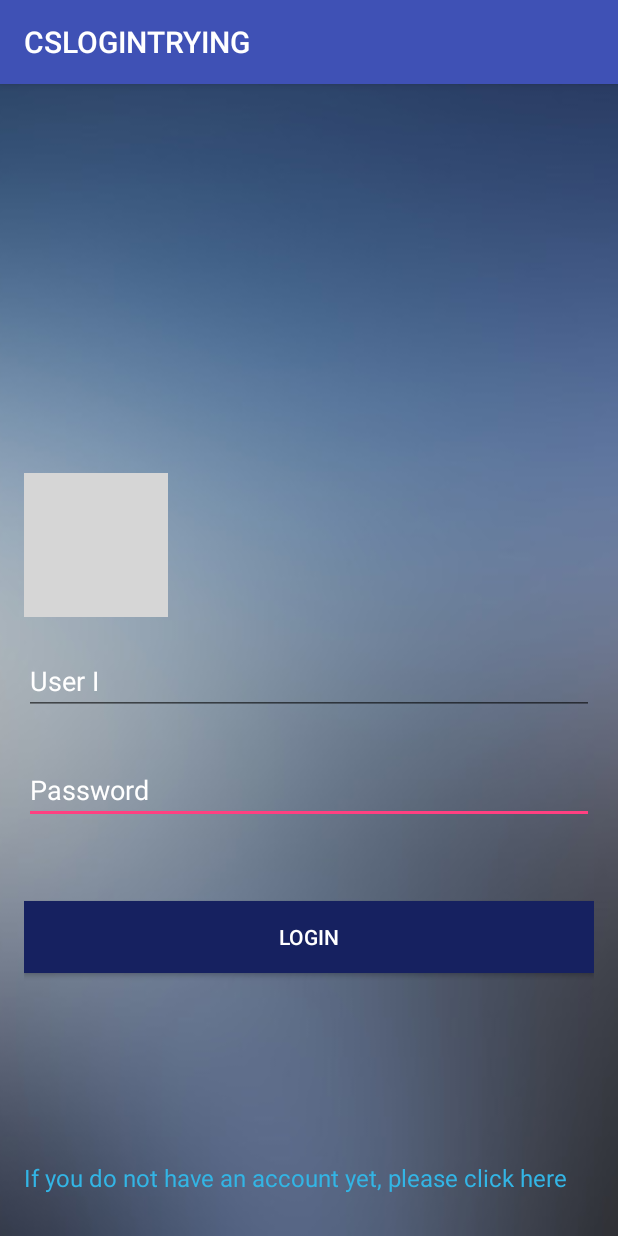
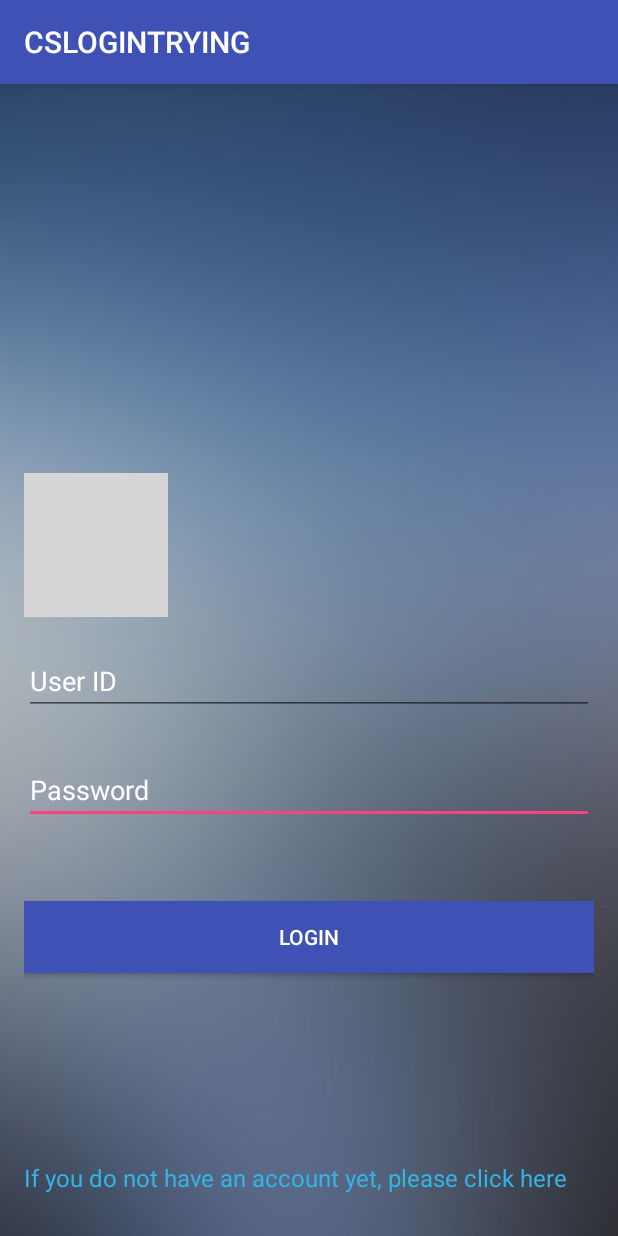
Before and after one commit to liutavaras/CSsecond, an Android app: the screen it shows after launch (LoginPage), on a phone screen of 412 x 824 dp. Run offline under Robolectric (Android 15) with nearby library versions, the phone set to English and light mode, and no system bars; grey boxes are pictures that could not be loaded.

Commit message:
Just testing

```diff
--- a/app/src/main/res/layout/activity_login_page.xml
+++ b/app/src/main/res/layout/activity_login_page.xml
@@ -34,7 +34,7 @@
         android:layout_height="wrap_content"
         android:id="@+id/bLogin"
         android:textColor="@android:color/white"
-        android:background="@color/colorPrimaryDark"
+        android:background="@color/colorPrimary"
         android:layout_marginBottom="125dp"
         android:layout_above="@+id/tvRegisterHere"
         android:layout_alignParentLeft="true"
@@ -64,7 +64,7 @@
         android:inputType="textPersonName"
         android:ems="10"
         android:id="@+id/etCompanysID"
-        android:hint="User I"
+        android:hint="User ID"
         android:textColorHint="@android:color/white"
         android:textColor="@android:color/white"
         android:layout_marginBottom="27dp"
```
